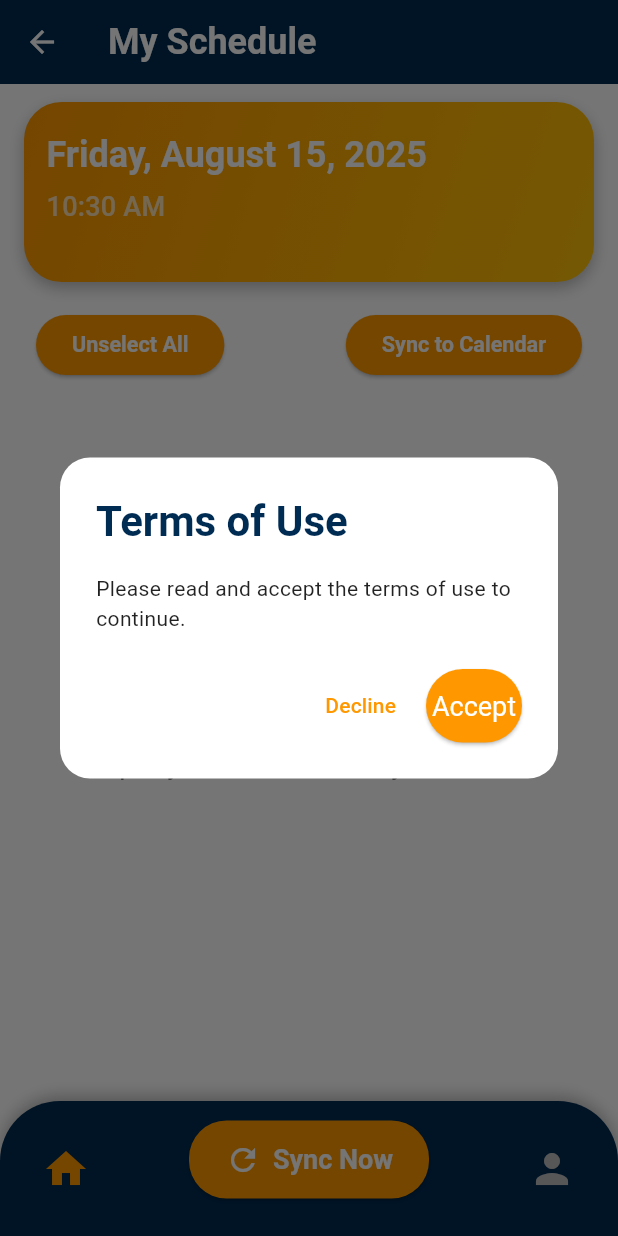
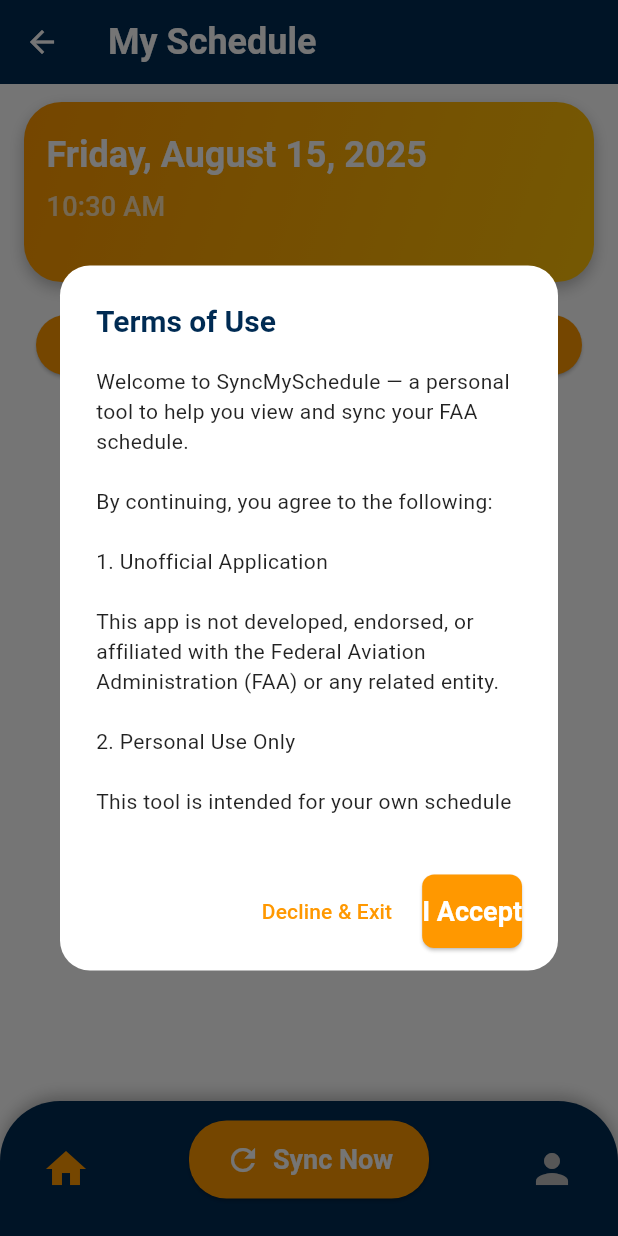
Before and after one commit to supertalentwiz/syncmyschedule, a Flutter app: the MainTabs screen opened by its route, on a phone screen of 412 x 824 dp. Run offline on Flutter 3.47's test engine with Material 3 defaults, Android fonts, the phone set to English and light mode, and no system bars; our stand-ins replace cloud_functions, firebase_auth, firebase_core, flutter_secure_storage, shared_preferences; accounts and stored records are empty.

Commit message:
feat: updated terms of use modal

```diff
--- a/lib/widgets/common/terms_of_use_dialog.dart
+++ b/lib/widgets/common/terms_of_use_dialog.dart
@@ -10,25 +10,95 @@ class TermsOfUseDialog extends StatelessWidget {
   @override
   Widget build(BuildContext context) {
     return AlertDialog(
-      title: Text('Terms of Use', style: TextStyle(color: AppColors.primary)),
-      content: const Text(
-        'Please read and accept the terms of use to continue.',
-        style: TextStyle(color: Colors.black87),
+      shape: RoundedRectangleBorder(
+        borderRadius: BorderRadius.circular(AppSizes.dialogBorderRadius),
+      ),
+      title: Text(
+        'Terms of Use',
+        style: TextStyle(
+          color: AppColors.primary,
+          fontWeight: FontWeight.bold,
+          fontSize: 20,
+        ),
+      ),
+      content: SizedBox(
+        width: double.maxFinite,
+        height: 300, // Fixed height for scrolling content
+        child: SingleChildScrollView(
+          child: Text(
+            '''
+Welcome to SyncMySchedule — a personal tool to help you view and sync your FAA schedule.
+
+By continuing, you agree to the following:
+
+1. Unofficial Application
+
+This app is not developed, endorsed, or affiliated with the Federal Aviation Administration (FAA) or any related entity.
+
+2. Personal Use Only
+
+This tool is intended for your own schedule management. You may not use it to access, store, or share another person’s schedule or data.
+
+3. User-Provided Credentials
+
+Your FAA Web Scheduler login credentials are stored only on your device using secure encryption. They are never sent to or stored on our servers.
+
+4. Manual Sync Process
+
+Schedule data is fetched only when you choose to sync. The app will not automatically access your FAA account without your action.
+
+5. No Warranty
+
+While we strive for accuracy, we cannot guarantee the correctness or completeness of any data displayed. Always verify schedule information through official FAA systems.
+
+6. Your Responsibility
+
+You are responsible for complying with FAA policies, rules, and terms of service when using this app.
+
+Any automation is limited to user-triggered schedule retrieval within FAA’s allowed usage scope.
+
+7. Limitation of Liability
+
+We are not liable for any loss, delay, or consequence arising from the use of this app, including but not limited to missed shifts, schedule errors, or FAA access restrictions.
+            ''',
+            style: const TextStyle(
+              color: Colors.black87,
+              height: 1.4,
+              fontSize: 14,
+            ),
+          ),
+        ),
+      ),
+      actionsPadding: const EdgeInsets.symmetric(
+        horizontal: AppSizes.padding,
+        vertical: AppSizes.spacingSmall,
       ),
       actions: [
         TextButton(
           onPressed: () => Navigator.pop(context),
-          child: Text('Decline', style: TextStyle(color: AppColors.accent)),
+          style: TextButton.styleFrom(foregroundColor: AppColors.accent),
+          child: const Text(
+            'Decline & Exit',
+            style: TextStyle(fontWeight: FontWeight.w500),
+          ),
         ),
         ElevatedButton(
           onPressed: () {
             onAccept();
             Navigator.pop(context);
           },
-          style: ElevatedButton.styleFrom(backgroundColor: AppColors.accent),
+          style: ElevatedButton.styleFrom(
+            backgroundColor: AppColors.accent,
+            shape: RoundedRectangleBorder(
+              borderRadius: BorderRadius.circular(8),
+            ),
+          ),
           child: const Text(
-            'Accept',
-            style: TextStyle(color: AppColors.background),
+            'I Accept',
+            style: TextStyle(
+              color: AppColors.background,
+              fontWeight: FontWeight.bold,
+            ),
           ),
         ),
       ],
```
